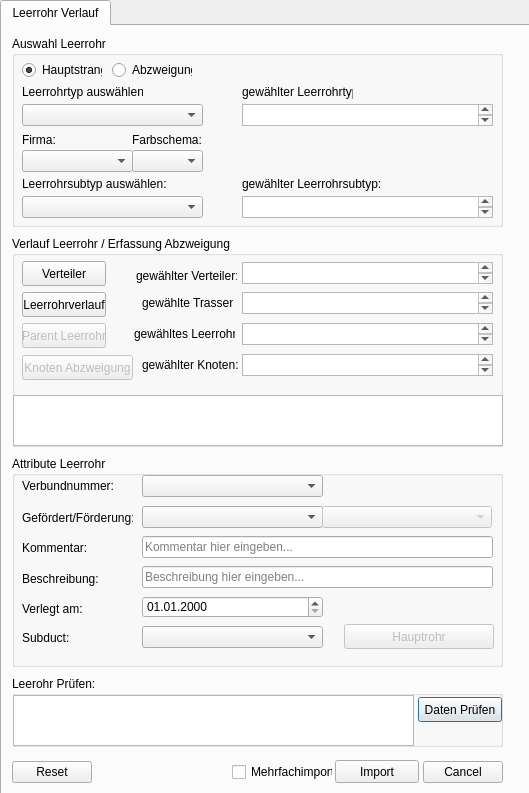
Before: the Qt Designer form tools/leerrohr_verlegen/leerrohr_verlegen_dialog_base.ui in geoKjack/Toolbox_SiegeleCO, drawn with Qt 5.
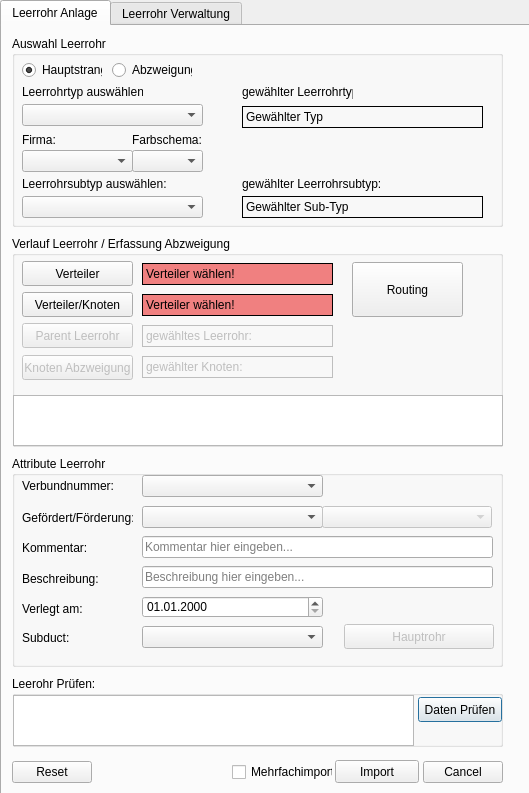
After: the same form once the commit is applied. Custom widgets are drawn as their Qt base class.

The edit to the form file:
```diff
--- a/tools/leerrohr_verlegen/leerrohr_verlegen_dialog_base.ui
+++ b/tools/leerrohr_verlegen/leerrohr_verlegen_dialog_base.ui
@@ -37,7 +37,7 @@
    </property>
    <widget class="QWidget" name="tab">
     <attribute name="title">
-     <string>Leerrohr Verlauf</string>
+     <string>Leerrohr Anlage</string>
     </attribute>
     <widget class="QGroupBox" name="groupBox_3">
      <property name="geometry">
@@ -318,48 +318,12 @@
        <rect>
         <x>10</x>
         <y>56</y>
-        <width>84</width>
+        <width>111</width>
         <height>25</height>
        </rect>
       </property>
       <property name="text">
-       <string>Leerrohrverlauf</string>
-      </property>
-     </widget>
-     <widget class="QTextEdit" name="label_verlauf">
-      <property name="geometry">
-       <rect>
-        <x>230</x>
-        <y>56</y>
-        <width>251</width>
-        <height>22</height>
-       </rect>
-      </property>
-     </widget>
-     <widget class="QLabel" name="label_8">
-      <property name="geometry">
-       <rect>
-        <x>130</x>
-        <y>57</y>
-        <width>91</width>
-        <height>20</height>
-       </rect>
-      </property>
-      <property name="text">
-       <string>gewählte Trassen:</string>
-      </property>
-     </widget>
-     <widget class="QLabel" name="label_7">
-      <property name="geometry">
-       <rect>
-        <x>124</x>
-        <y>30</y>
-        <width>101</width>
-        <height>20</height>
-       </rect>
-      </property>
-      <property name="text">
-       <string>gewählter Verteiler:</string>
+       <string>Verteiler/Knoten</string>
       </property>
      </widget>
      <widget class="QPushButton" name="pushButton_verteiler">
@@ -367,7 +331,7 @@
        <rect>
         <x>10</x>
         <y>25</y>
-        <width>84</width>
+        <width>111</width>
         <height>25</height>
        </rect>
       </property>
@@ -375,16 +339,6 @@
        <string>Verteiler</string>
       </property>
      </widget>
-     <widget class="QTextEdit" name="label_gewaehlter_verteiler">
-      <property name="geometry">
-       <rect>
-        <x>230</x>
-        <y>26</y>
-        <width>251</width>
-        <height>22</height>
-       </rect>
-      </property>
-     </widget>
      <widget class="QPushButton" name="pushButton_Parent_Leerrohr">
       <property name="enabled">
        <bool>false</bool>
@@ -393,7 +347,7 @@
        <rect>
         <x>10</x>
         <y>87</y>
-        <width>84</width>
+        <width>111</width>
         <height>25</height>
        </rect>
       </property>
@@ -427,50 +381,105 @@
        <string>Knoten Abzweigung</string>
       </property>
      </widget>
-     <widget class="QTextEdit" name="label_Parent_Leerrohr">
+     <widget class="QLabel" name="label_gewaehlter_verteiler">
       <property name="geometry">
        <rect>
-        <x>230</x>
-        <y>87</y>
-        <width>251</width>
+        <x>130</x>
+        <y>27</y>
+        <width>191</width>
         <height>22</height>
        </rect>
       </property>
+      <property name="autoFillBackground">
+       <bool>false</bool>
+      </property>
+      <property name="styleSheet">
+       <string notr="true">background-color: lightcoral;</string>
+      </property>
+      <property name="inputMethodHints">
+       <set>Qt::ImhNone</set>
+      </property>
+      <property name="frameShape">
+       <enum>QFrame::Box</enum>
+      </property>
+      <property name="frameShadow">
+       <enum>QFrame::Plain</enum>
+      </property>
+      <property name="lineWidth">
+       <number>1</number>
+      </property>
+      <property name="text">
+       <string>Verteiler wählen!</string>
+      </property>
      </widget>
-     <widget class="QTextEdit" name="label_Knoten_Abzweigung">
+     <widget class="QLabel" name="label_Knoten_Abzweigung">
+      <property name="enabled">
+       <bool>false</bool>
+      </property>
       <property name="geometry">
        <rect>
-        <x>230</x>
-        <y>118</y>
-        <width>251</width>
+        <x>130</x>
+        <y>120</y>
+        <width>191</width>
         <height>22</height>
        </rect>
       </property>
+      <property name="frameShape">
+       <enum>QFrame::Box</enum>
+      </property>
+      <property name="text">
+       <string>gewählter Knoten:    </string>
+      </property>
      </widget>
-     <widget class="QLabel" name="label_9">
+     <widget class="QLabel" name="label_Parent_Leerrohr">
+      <property name="enabled">
+       <bool>false</bool>
+      </property>
       <property name="geometry">
        <rect>
-        <x>122</x>
-        <y>88</y>
-        <width>101</width>
-        <height>20</height>
+        <x>130</x>
+        <y>89</y>
+        <width>191</width>
+        <height>22</height>
        </rect>
       </property>
+      <property name="frameShape">
+       <enum>QFrame::Box</enum>
+      </property>
       <property name="text">
-       <string>gewähltes Leerrohr:</string>
+       <string>gewähltes Leerrohr:   </string>
       </property>
      </widget>
      <widget class="QLabel" name="label_17">
       <property name="geometry">
        <rect>
         <x>130</x>
-        <y>119</y>
-        <width>100</width>
-        <height>20</height>
+        <y>58</y>
+        <width>191</width>
+        <height>22</height>
        </rect>
       </property>
+      <property name="styleSheet">
+       <string notr="true">background-color: lightcoral;</string>
+      </property>
+      <property name="frameShape">
+       <enum>QFrame::Box</enum>
+      </property>
       <property name="text">
-       <string>gewählter Knoten:</string>
+       <string>Verteiler wählen!</string>
+      </property>
+     </widget>
+     <widget class="QPushButton" name="pushButton_routing">
+      <property name="geometry">
+       <rect>
+        <x>340</x>
+        <y>26</y>
+        <width>111</width>
+        <height>55</height>
+       </rect>
+      </property>
+      <property name="text">
+       <string>Routing</string>
       </property>
      </widget>
     </widget>
@@ -509,16 +518,6 @@
        </rect>
       </property>
      </widget>
-     <widget class="QTextEdit" name="label_gewaehltes_leerrohr">
-      <property name="geometry">
-       <rect>
-        <x>230</x>
-        <y>68</y>
-        <width>251</width>
-        <height>22</height>
-       </rect>
-      </property>
-     </widget>
      <widget class="QLabel" name="label_6">
       <property name="geometry">
        <rect>
@@ -542,16 +541,6 @@
        </rect>
       </property>
      </widget>
-     <widget class="QTextEdit" name="label_gewaehltes_leerrohr_2">
-      <property name="geometry">
-       <rect>
-        <x>230</x>
-        <y>160</y>
-        <width>251</width>
-        <height>22</height>
-       </rect>
-      </property>
-     </widget>
      <widget class="QLabel" name="label_10">
       <property name="geometry">
        <rect>
@@ -665,6 +654,38 @@
        <string>Firma:</string>
       </property>
      </widget>
+     <widget class="QLabel" name="label_gewaehltes_leerrohr">
+      <property name="geometry">
+       <rect>
+        <x>230</x>
+        <y>70</y>
+        <width>241</width>
+        <height>22</height>
+       </rect>
+      </property>
+      <property name="frameShape">
+       <enum>QFrame::Box</enum>
+      </property>
+      <property name="text">
+       <string>Gewählter Typ</string>
+      </property>
+     </widget>
+     <widget class="QLabel" name="label_gewaehltes_leerrohr_2">
+      <property name="geometry">
+       <rect>
+        <x>230</x>
+        <y>160</y>
+        <width>241</width>
+        <height>22</height>
+       </rect>
+      </property>
+      <property name="frameShape">
+       <enum>QFrame::Box</enum>
+      </property>
+      <property name="text">
+       <string>Gewählter Sub-Typ</string>
+      </property>
+     </widget>
     </widget>
     <widget class="QCheckBox" name="checkBox_clearForm">
      <property name="geometry">
@@ -687,6 +708,11 @@
     <zorder>pushButton_Import</zorder>
     <zorder>checkBox_clearForm</zorder>
    </widget>
+   <widget class="QWidget" name="tab_2">
+    <attribute name="title">
+     <string>Leerrohr Verwaltung</string>
+    </attribute>
+   </widget>
   </widget>
  </widget>
  <customwidgets>
```
Left out of the diff: 4 changed lines with no effect on the pictures.
